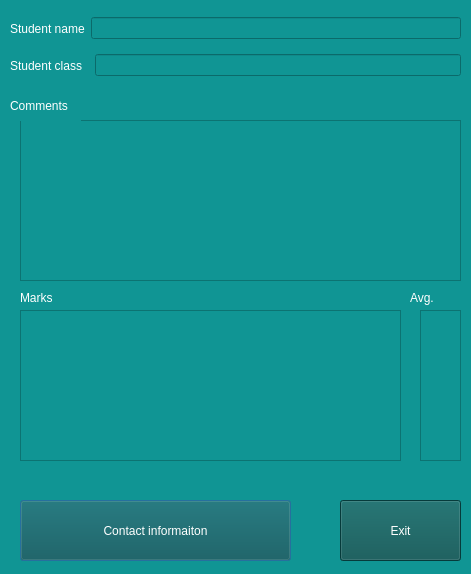
The window that QTcreator/Diary/parent_window.ui (albaSANDROS/DIPLOMA-PROJECT.-Multi-user-client-server-application-e-journal) describes before a commit, drawn with Qt 5.
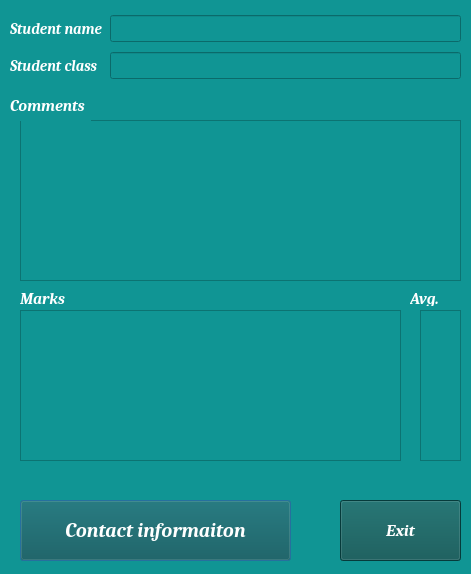
The same window after the commit.

```diff
--- a/QTcreator/Diary/parent_window.ui
+++ b/QTcreator/Diary/parent_window.ui
@@ -28,6 +28,17 @@
      <height>61</height>
     </rect>
    </property>
+   <property name="font">
+    <font>
+     <family>Cambria</family>
+     <pointsize>15</pointsize>
+     <italic>true</italic>
+     <bold>true</bold>
+    </font>
+   </property>
+   <property name="cursor">
+    <cursorShape>OpenHandCursor</cursorShape>
+   </property>
    <property name="styleSheet">
     <string notr="true">background-color: rgb(29, 35, 35);
 background-color: rgb(9, 83, 82);
@@ -46,6 +57,17 @@
      <height>61</height>
     </rect>
    </property>
+   <property name="font">
+    <font>
+     <family>Cambria</family>
+     <pointsize>13</pointsize>
+     <italic>true</italic>
+     <bold>true</bold>
+    </font>
+   </property>
+   <property name="cursor">
+    <cursorShape>OpenHandCursor</cursorShape>
+   </property>
    <property name="styleSheet">
     <string notr="true">background-color: rgb(29, 35, 35);
 background-color: rgb(9, 83, 82);
@@ -80,6 +102,14 @@
      <height>16</height>
     </rect>
    </property>
+   <property name="font">
+    <font>
+     <family>Cambria</family>
+     <pointsize>12</pointsize>
+     <italic>true</italic>
+     <bold>true</bold>
+    </font>
+   </property>
    <property name="styleSheet">
     <string notr="true">color: rgb(255, 255, 255);</string>
    </property>
@@ -96,9 +126,24 @@
      <height>31</height>
     </rect>
    </property>
+   <property name="font">
+    <font>
+     <family>Cambria</family>
+     <italic>true</italic>
+     <bold>true</bold>
+    </font>
+   </property>
    <layout class="QHBoxLayout" name="horizontalLayout">
     <item>
      <widget class="QLabel" name="label_studname">
+      <property name="font">
+       <font>
+        <family>Cambria</family>
+        <pointsize>11</pointsize>
+        <italic>true</italic>
+        <bold>true</bold>
+       </font>
+      </property>
       <property name="styleSheet">
        <string notr="true">color: rgb(255, 255, 255);</string>
       </property>
@@ -109,6 +154,14 @@
     </item>
     <item>
      <widget class="QLineEdit" name="lineEdit_studname">
+      <property name="font">
+       <font>
+        <family>Cambria</family>
+        <pointsize>12</pointsize>
+        <italic>true</italic>
+        <bold>true</bold>
+       </font>
+      </property>
       <property name="styleSheet">
        <string notr="true">color: rgb(255, 255, 255);</string>
       </property>
@@ -128,9 +181,24 @@
      <height>31</height>
     </rect>
    </property>
+   <property name="font">
+    <font>
+     <family>Cambria</family>
+     <italic>true</italic>
+     <bold>true</bold>
+    </font>
+   </property>
    <layout class="QHBoxLayout" name="horizontalLayout_2">
     <item>
      <widget class="QLabel" name="label_studclass">
+      <property name="font">
+       <font>
+        <family>Cambria</family>
+        <pointsize>11</pointsize>
+        <italic>true</italic>
+        <bold>true</bold>
+       </font>
+      </property>
       <property name="styleSheet">
        <string notr="true">color: rgb(255, 255, 255);</string>
       </property>
@@ -141,6 +209,14 @@
     </item>
     <item>
      <widget class="QLineEdit" name="lineEdit_studclass">
+      <property name="font">
+       <font>
+        <family>Cambria</family>
+        <pointsize>12</pointsize>
+        <italic>true</italic>
+        <bold>true</bold>
+       </font>
+      </property>
       <property name="styleSheet">
        <string notr="true">color: rgb(255, 255, 255);</string>
       </property>
@@ -156,10 +232,18 @@
     <rect>
      <x>20</x>
      <y>290</y>
-     <width>32</width>
+     <width>51</width>
      <height>16</height>
     </rect>
    </property>
+   <property name="font">
+    <font>
+     <family>Cambria</family>
+     <pointsize>12</pointsize>
+     <italic>true</italic>
+     <bold>true</bold>
+    </font>
+   </property>
    <property name="styleSheet">
     <string notr="true">color: rgb(255, 255, 255);</string>
    </property>
@@ -192,6 +276,14 @@
      <height>161</height>
     </rect>
    </property>
+   <property name="font">
+    <font>
+     <family>Cambria</family>
+     <pointsize>13</pointsize>
+     <italic>true</italic>
+     <bold>true</bold>
+    </font>
+   </property>
    <property name="styleSheet">
     <string notr="true">color: rgb(255, 255, 255);</string>
    </property>
@@ -204,10 +296,18 @@
     <rect>
      <x>10</x>
      <y>90</y>
-     <width>71</width>
+     <width>81</width>
      <height>31</height>
     </rect>
    </property>
+   <property name="font">
+    <font>
+     <family>Cambria</family>
+     <pointsize>12</pointsize>
+     <italic>true</italic>
+     <bold>true</bold>
+    </font>
+   </property>
    <property name="styleSheet">
     <string notr="true">color: rgb(255, 255, 255);</string>
    </property>
```
Left out of the diff: 16 changed lines with no effect on the pictures.
